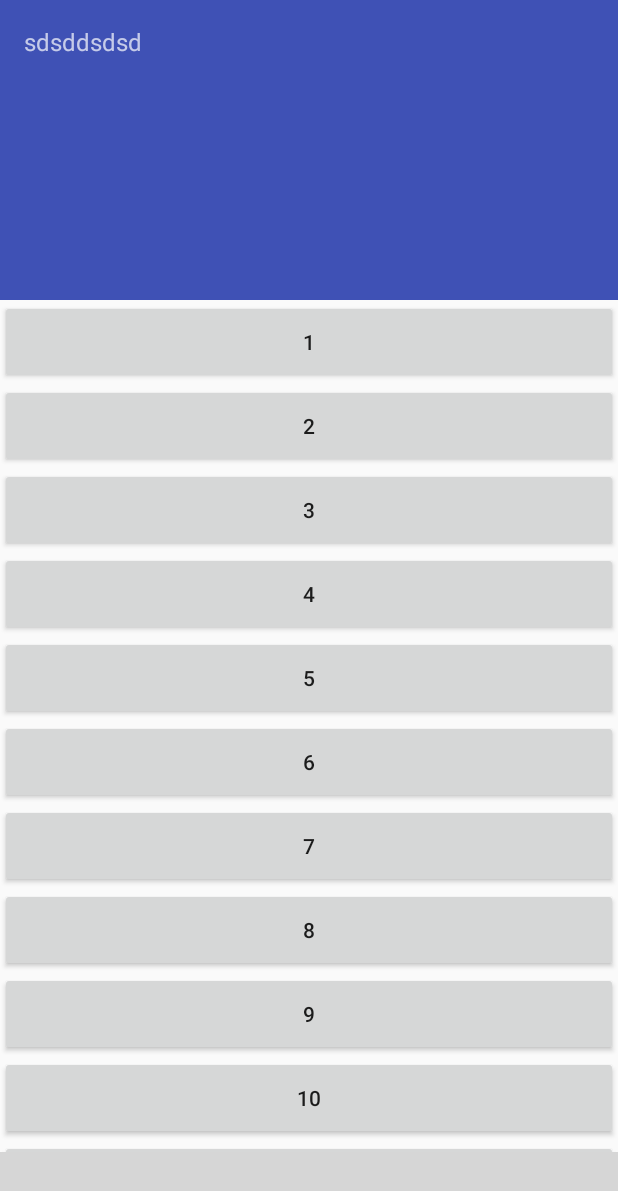
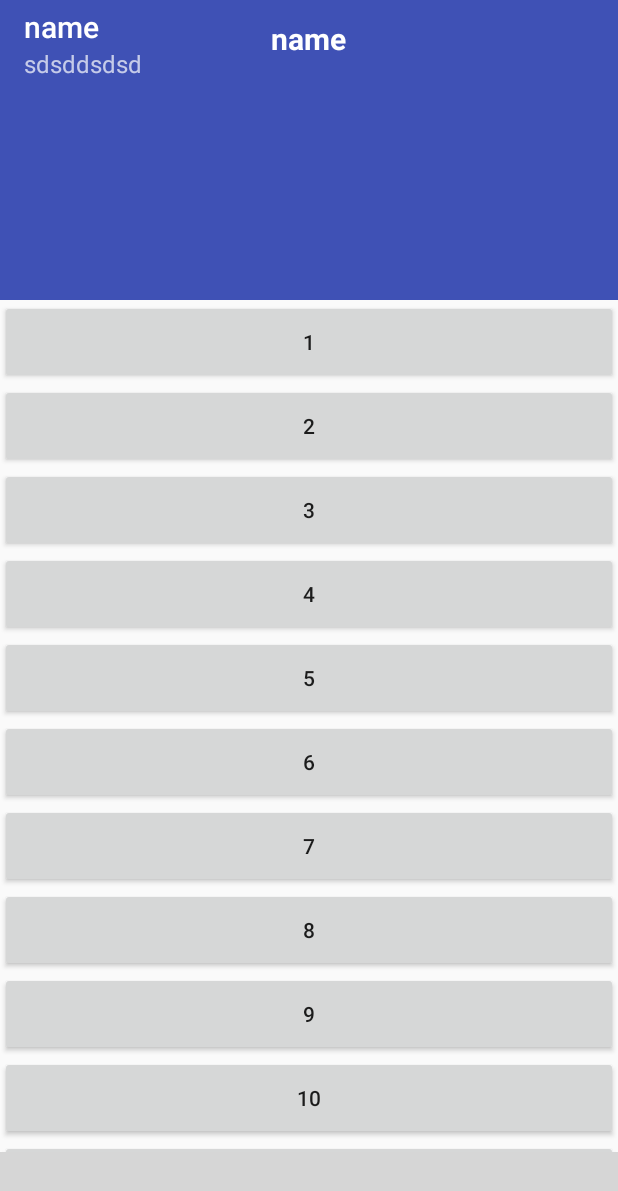
Before and after one commit to Reyst/BagExample, an Android app: the fragment Fragment1 placed in its activity, on a phone screen of 412 x 824 dp. Shown: the top 1191 px of the screen. Run offline under Robolectric (Android 15) with nearby library versions, the phone set to English and light mode, and no system bars; libraries missing offline, so code that uses them is left out: com.roughike.bottombar; plain views replace BottomBar; 4 statements that could not run were skipped; grey boxes are pictures that could not be loaded.

```diff
--- a/app/build.gradle
+++ b/app/build.gradle
@@ -24,6 +24,8 @@ dependencies {
     androidTestCompile('com.android.support.test.espresso:espresso-core:2.2.2', {
         exclude group: 'com.android.support', module: 'support-annotations'
     })
+
+    compile 'com.android.support.constraint:constraint-layout:1.0.2'
     compile 'com.android.support:appcompat-v7:25.1.1'
     compile 'com.android.support:design:25.1.1'
 
--- a/app/src/main/java/gsi/reyst/bottom/nav/Fragment1.java
+++ b/app/src/main/java/gsi/reyst/bottom/nav/Fragment1.java
@@ -8,30 +8,31 @@ import android.view.LayoutInflater;
 import android.view.View;
 import android.view.ViewGroup;
 
+import java.io.Serializable;
 
 
 public class Fragment1 extends Fragment implements View.OnClickListener {
 
-    public static final String KEY_NAME = "name";
-    public static final String KEY_VISIBLE = "visible";
+//    public static final String KEY_NAME = "name";
+//    public static final String KEY_VISIBLE = "visible";
     private String _name = "";
     private boolean _visible = false;
 
-    public static Fragment getInstance(String name, boolean b) {
-        Fragment f = new Fragment1();
-        Bundle params = new Bundle(1);
-        params.putString(KEY_NAME, name);
-        params.putBoolean(KEY_VISIBLE, b);
-        f.setArguments(params);
-
-        return f;
-    }
+//    public static Fragment getInstance(String name, boolean b) {
+//        Fragment f = new Fragment1();
+//        Bundle params = new Bundle(1);
+//        params.putString(KEY_NAME, name);
+//        params.putBoolean(KEY_VISIBLE, b);
+//        f.setArguments(params);
+//
+//        return f;
+//    }
 
     @Override
     public void onCreate(@Nullable Bundle savedInstanceState) {
         super.onCreate(savedInstanceState);
-        _name = getArguments().getString(KEY_NAME);
-        _visible = getArguments().getBoolean(KEY_VISIBLE);
+        _name = "name";//getArguments().getString(KEY_NAME);
+        _visible = true; //getArguments().getBoolean(KEY_VISIBLE);
 
     }
 
@@ -52,6 +53,14 @@ public class Fragment1 extends Fragment implements View.OnClickListener {
         view.findViewById(R.id.btn3).setOnClickListener(this);
         view.findViewById(R.id.btn4).setOnClickListener(this);
         view.findViewById(R.id.btn5).setOnClickListener(this);
+        view.findViewById(R.id.btn6).setOnClickListener(this);
+
+        //(MeasureSpec.makeMeasureSpec(parentView.getWidth(), MeasureSpec.EXACTLY),
+        // MeasureSpec.makeMeasureSpec(MAX_HEIGHT, MeasureSpec.AT_MOST));
+
+        view.findViewById(R.id.nested_scroll).measure(
+                View.MeasureSpec.makeMeasureSpec(view.getMeasuredWidth(), View.MeasureSpec.EXACTLY),
+                View.MeasureSpec.makeMeasureSpec(view.getMeasuredHeight(), View.MeasureSpec.EXACTLY));
     }
 
     @Override
@@ -78,7 +87,17 @@ public class Fragment1 extends Fragment implements View.OnClickListener {
             case R.id.btn5:
                 ((MainActivity) getActivity()).onTabSelected(R.id.nav5);
                 break;
-
+            case R.id.btn6:
+                ((MainActivity) getActivity()).onShowAllChildren();
+                break;
         }
     }
+
+    @Override
+    public void onPause() {
+        super.onPause();
+
+        Log.d("CHECK", String.valueOf(getView().getMeasuredHeight()));
+
+    }
 }
--- a/app/src/main/res/layout/activity_main.xml
+++ b/app/src/main/res/layout/activity_main.xml
@@ -1,30 +1,20 @@
 <?xml version="1.0" encoding="utf-8"?>
-<RelativeLayout xmlns:android="http://schemas.android.com/apk/res/android"
+<FrameLayout xmlns:android="http://schemas.android.com/apk/res/android"
     xmlns:app="http://schemas.android.com/apk/res-auto"
     android:layout_width="match_parent"
     android:layout_height="match_parent">
 
-    <android.support.design.widget.CoordinatorLayout
+    <FrameLayout
+        android:id="@+id/content_main"
         android:layout_width="match_parent"
-        android:layout_height="match_parent"
-        android:layout_above="@+id/bottomBar">
-
-        <FrameLayout
-            android:id="@+id/content_main"
-            android:layout_width="match_parent"
-            android:layout_height="match_parent"
-            android:layout_above="@+id/bottomBar"
-            />
-
-    </android.support.design.widget.CoordinatorLayout>
+        android:layout_height="fill_parent" />
 
     <com.roughike.bottombar.BottomBar
         android:id="@+id/bottomBar"
         android:layout_width="match_parent"
         android:layout_height="56dp"
-        android:layout_alignParentBottom="true"
         android:layout_gravity="bottom"
         app:bb_badgesHideWhenActive="false"
         app:bb_tabXmlResource="@xml/xml_menu" />
 
-</RelativeLayout>
+</FrameLayout>
```
Also changed, not shown: app/src/main/java/gsi/reyst/bottom/nav/MainActivity.java (+64 -20 lines).
